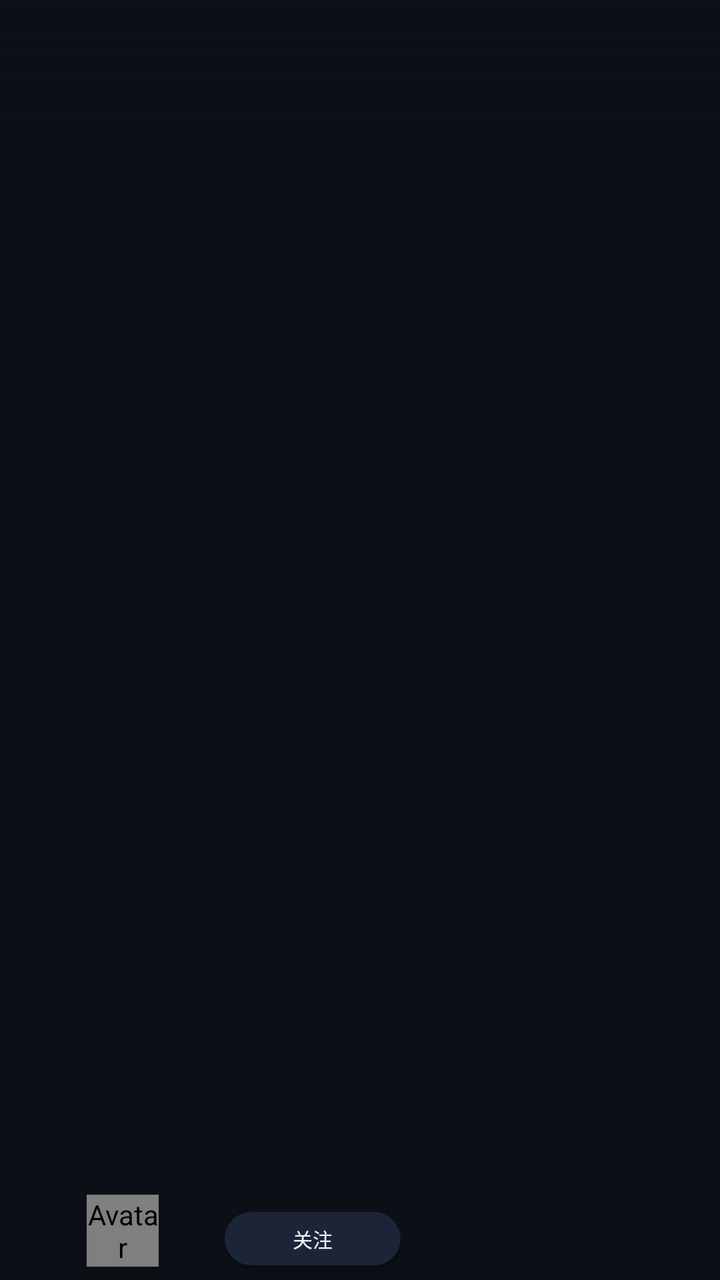
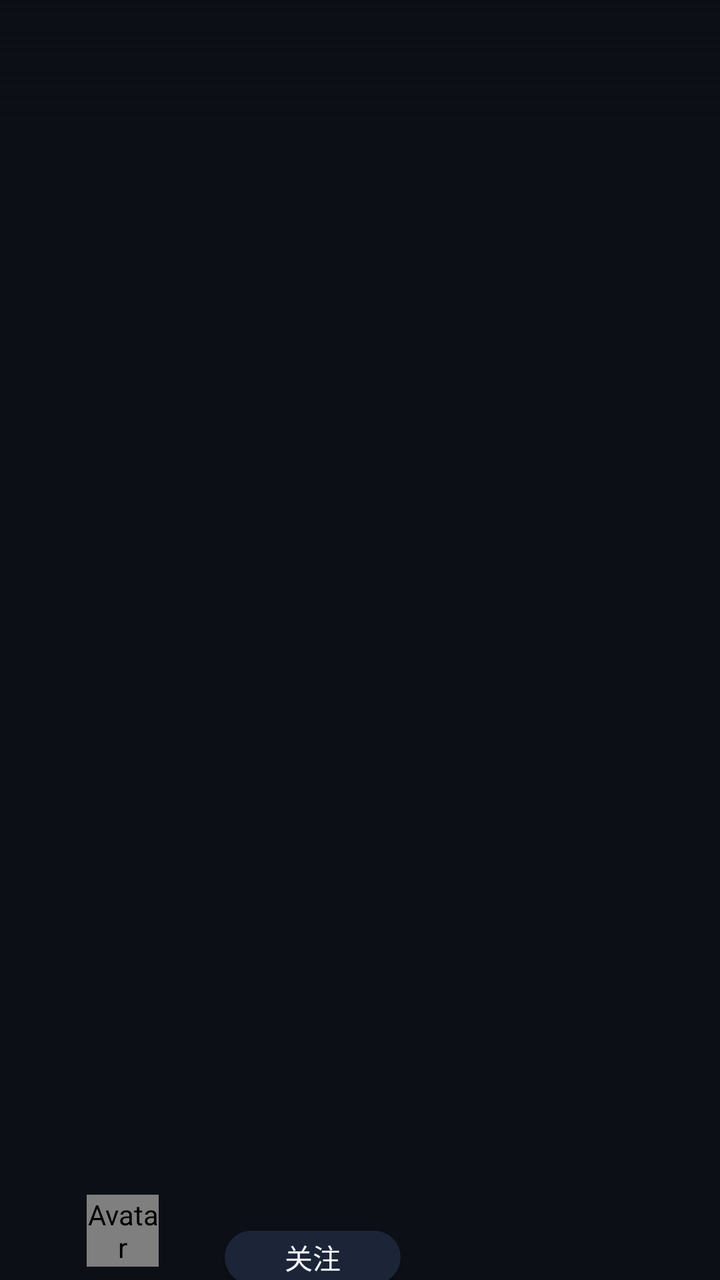

Two renders of the same Android screen: before a commit and after it. Below are the layout's source before the change and the commit's diff.
<!-- AndroidManifest.xml: application theme Theme.BTelly -->
<!-- res/layout/cell_user_space_top.xml -->
<?xml version="1.0" encoding="utf-8"?>
<androidx.constraintlayout.widget.ConstraintLayout xmlns:android="http://schemas.android.com/apk/res/android"
    xmlns:app="http://schemas.android.com/apk/res-auto"
    android:layout_width="match_parent"
    android:layout_height="wrap_content">

    <androidx.appcompat.widget.AppCompatImageView
        android:id="@+id/image_top"
        android:layout_width="match_parent"
        android:layout_height="0dp"
        android:scaleType="centerCrop"
        app:layout_constraintDimensionRatio="h,6:1"
        app:layout_constraintTop_toTopOf="parent" />

    <View
        android:layout_width="0dp"
        android:layout_height="0dp"
        android:background="@drawable/series_top_cover"
        app:layout_constraintBottom_toBottomOf="@+id/image_top"
        app:layout_constraintEnd_toEndOf="@+id/image_top"
        app:layout_constraintStart_toStartOf="@+id/image_top"
        app:layout_constraintTop_toTopOf="@+id/image_top" />

    <com.btelly.core.ui.image.AvatarBadgeView
        android:id="@+id/image_avatar"
        android:layout_width="0dp"
        android:layout_height="0dp"
        android:layout_marginStart="@dimen/px130"
        android:layout_marginBottom="@dimen/px20"
        android:contentDescription="Avatar"
        android:scaleType="centerCrop"
        app:layout_constraintBottom_toBottomOf="parent"
        app:layout_constraintDimensionRatio="h,1:1"
        app:layout_constraintStart_toStartOf="parent"
        app:layout_constraintWidth_percent="0.1"
        app:srcCompat="@drawable/default_avatar" />

    <androidx.appcompat.widget.LinearLayoutCompat
        android:id="@+id/view_name"
        android:layout_width="wrap_content"
        android:layout_height="wrap_content"
        android:layout_marginStart="@dimen/px50"
        android:layout_marginEnd="@dimen/px100"
        android:orientation="vertical"
        app:layout_constraintBottom_toBottomOf="@+id/image_avatar"
        app:layout_constraintStart_toEndOf="@+id/image_avatar"
        app:layout_constraintTop_toTopOf="@+id/image_avatar">

        <androidx.appcompat.widget.AppCompatTextView
            android:id="@+id/text_title"
            android:layout_width="wrap_content"
            android:layout_height="wrap_content"
            android:textColor="?android:attr/textColorPrimary"
            android:textSize="@dimen/px40"
            android:textStyle="bold" />

        <androidx.appcompat.widget.AppCompatTextView
            android:id="@+id/text_subtitle"
            android:layout_width="wrap_content"
            android:layout_height="wrap_content"
            android:layout_marginTop="@dimen/px15"
            android:textColor="?attr/tabBarNormal"
            android:textSize="@dimen/px25" />
    </androidx.appcompat.widget.LinearLayoutCompat>

    <androidx.appcompat.widget.AppCompatButton
        android:id="@+id/button_follow"
        android:layout_width="wrap_content"
        android:layout_height="@dimen/px80"
        android:layout_marginStart="@dimen/px49"
        android:background="@drawable/button_common"
        android:text="@string/follow"
        android:textSize="@dimen/px30"
        app:layout_constraintBottom_toBottomOf="@+id/view_name"
        app:layout_constraintStart_toEndOf="@+id/view_name" />
</androidx.constraintlayout.widget.ConstraintLayout>
<!-- resources referenced by this layout -->
<resources>
  <dimen name="px100">100px</dimen>
  <dimen name="px130">130px</dimen>
  <dimen name="px15">15px</dimen>
  <dimen name="px20">20px</dimen>
  <dimen name="px25">25px</dimen>
  <dimen name="px30">30px</dimen>
  <dimen name="px40">40px</dimen>
  <dimen name="px49">49px</dimen>
  <dimen name="px50">50px</dimen>
  <dimen name="px80">80px</dimen>
  <!-- drawable button_common (drawable) -->
  <?xml version="1.0" encoding="utf-8"?>
  <selector xmlns:android="http://schemas.android.com/apk/res/android" android:exitFadeDuration="@android:integer/config_shortAnimTime">
      <item android:state_pressed="true">
          <shape>
              <solid android:color="?attr/colorPrimary"/>
              <corners android:radius="@dimen/px100"/>
          </shape>
      </item>
      <item android:state_focused="true">
          <shape>
              <solid android:color="?attr/colorControlHighlight"/>
              <corners android:radius="@dimen/px100"/>
          </shape>
      </item>
      <item>
          <shape>
              <solid android:color="?attr/buttonBackgroundColor"/>
              <corners android:radius="@dimen/px100"/>
          </shape>
      </item>
  </selector>
  <!-- drawable series_top_cover (drawable) -->
  <?xml version="1.0" encoding="utf-8"?>
  <shape xmlns:android="http://schemas.android.com/apk/res/android">
      <gradient
          android:angle="270"
          android:endColor="?attr/backgroundColor"
          android:startColor="#00000000" />
  </shape>
  <string name="follow">关注</string>
  <style name="Theme.BTelly" parent="@style/Theme.BTellyBase">
      </style>
  <style name="WindowAnimationTransition" parent="">
          <item name="android:windowEnterAnimation">@android:anim/fade_in</item>
          <item name="android:windowExitAnimation">@android:anim/fade_out</item>
      </style>
  <color name="tv_surface">#0C0F16</color>
  <color name="tv_surface_raised">#141A29</color>
  <color name="tv_surface_overlay">#1C2438</color>
  <color name="tv_divider">#26304A</color>
  <color name="tv_accent">#00C2A8</color>
  <color name="tv_accent_dim">#123B34</color>
  <color name="tv_accent_on">#00312A</color>
  <color name="tv_text_primary">#F2F5FA</color>
  <color name="tv_text_secondary">#9AA5B8</color>
  <color name="tv_text_tertiary">#67718A</color>
  <color name="tv_scrim">#99000000</color>
  <!-- unchanged entries left out for length: 2 -->
</resources>

<!-- the commit's change to res/layout/cell_user_space_top.xml (unified diff, before → after) -->
@@ -50,8 +50,8 @@
             android:id="@+id/text_title"
             android:layout_width="wrap_content"
             android:layout_height="wrap_content"
-            android:textColor="?android:attr/textColorPrimary"
-            android:textSize="@dimen/px40"
+            android:textColor="?attr/tvTextPrimary"
+            android:textSize="@dimen/text_display"
             android:textStyle="bold" />
 
         <androidx.appcompat.widget.AppCompatTextView
@@ -59,8 +59,8 @@
             android:layout_width="wrap_content"
             android:layout_height="wrap_content"
             android:layout_marginTop="@dimen/px15"
-            android:textColor="?attr/tabBarNormal"
-            android:textSize="@dimen/px25" />
+            android:textColor="?attr/tvTextSecondary"
+            android:textSize="@dimen/text_body" />
     </androidx.appcompat.widget.LinearLayoutCompat>
 
     <androidx.appcompat.widget.AppCompatButton
@@ -70,7 +70,7 @@
         android:layout_marginStart="@dimen/px49"
         android:background="@drawable/button_common"
         android:text="@string/follow"
-        android:textSize="@dimen/px30"
+        android:textSize="@dimen/text_body"
         app:layout_constraintBottom_toBottomOf="@+id/view_name"
         app:layout_constraintStart_toEndOf="@+id/view_name" />
 </androidx.constraintlayout.widget.ConstraintLayout>
<!-- resource entries referenced after the edit -->
@@ -4,12 +4,11 @@
   <dimen name="px130">130px</dimen>
   <dimen name="px15">15px</dimen>
   <dimen name="px20">20px</dimen>
-  <dimen name="px25">25px</dimen>
-  <dimen name="px30">30px</dimen>
-  <dimen name="px40">40px</dimen>
   <dimen name="px49">49px</dimen>
   <dimen name="px50">50px</dimen>
   <dimen name="px80">80px</dimen>
+  <dimen name="text_body">14sp</dimen>
+  <dimen name="text_display">22sp</dimen>
   <!-- drawable button_common (drawable) -->
   <?xml version="1.0" encoding="utf-8"?>
   <selector xmlns:android="http://schemas.android.com/apk/res/android" android:exitFadeDuration="@android:integer/config_shortAnimTime">
